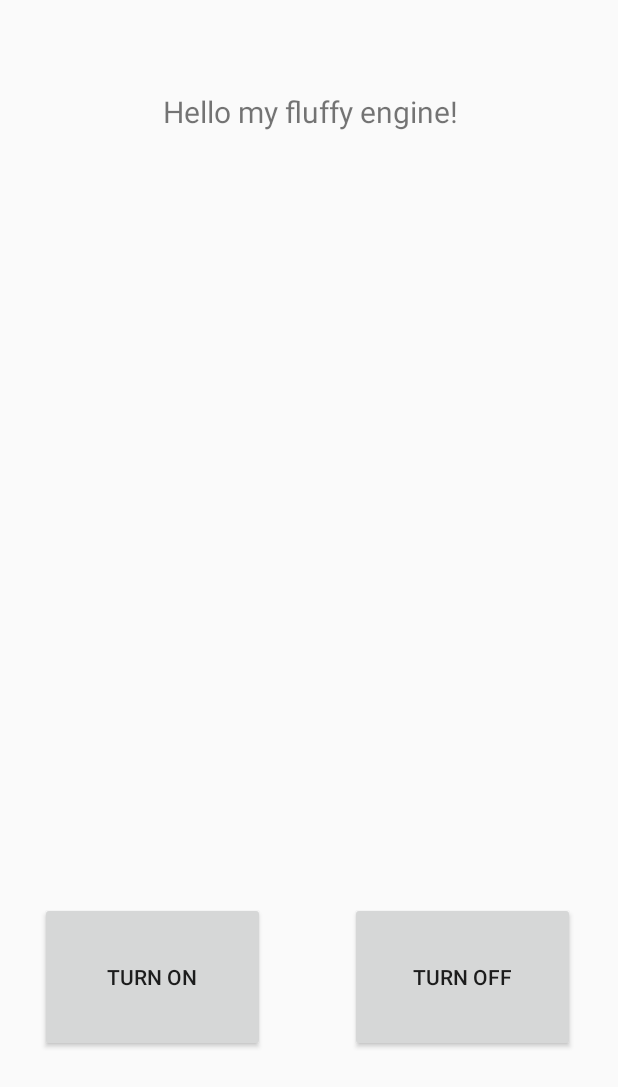
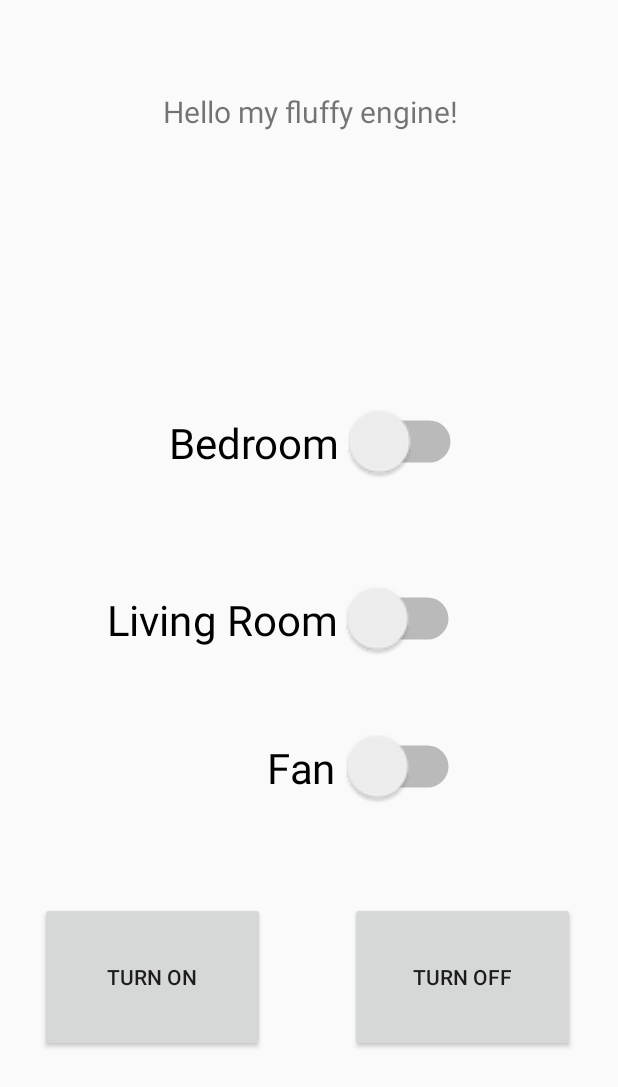
Before and after one commit to EthanJWright/HueLightControl, an Android app: the screen it shows after launch (MainActivity), on a phone screen of 412 x 824 dp. Shown: the top 1087 px of the screen. Run offline under Robolectric (Android 15) with nearby library versions, the phone set to English and light mode, and no system bars.

Commit message:
Current progress on app+

```diff
--- a/APP/IoTController/app/src/main/res/layout/activity_main.xml
+++ b/APP/IoTController/app/src/main/res/layout/activity_main.xml
@@ -82,5 +82,56 @@
             app:layout_constraintRight_toRightOf="parent"
             app:layout_constraintHorizontal_bias="0.506"
             app:layout_constraintVertical_bias="0.071" />
+
+        <Switch
+            android:id="@+id/toggle_fan"
+            android:layout_width="wrap_content"
+            android:layout_height="wrap_content"
+            android:text="Fan"
+            android:scaleX="2"
+            android:scaleY="2"
+            android:layout_marginRight="8dp"
+            app:layout_constraintRight_toRightOf="parent"
+            android:layout_marginLeft="8dp"
+            app:layout_constraintLeft_toLeftOf="parent"
+            app:layout_constraintTop_toTopOf="parent"
+            android:layout_marginTop="8dp"
+            app:layout_constraintBottom_toBottomOf="parent"
+            android:layout_marginBottom="8dp"
+            app:layout_constraintHorizontal_bias="0.632"
+            app:layout_constraintVertical_bias="0.627" />
+
+        <Switch
+            android:id="@+id/living_on"
+            android:layout_width="wrap_content"
+            android:layout_height="wrap_content"
+            android:scaleX="2"
+            android:scaleY="2"
+            android:text="Living Room"
+            android:layout_marginLeft="133dp"
+            app:layout_constraintLeft_toLeftOf="parent"
+            app:layout_constraintBottom_toBottomOf="parent"
+            android:layout_marginBottom="8dp"
+            app:layout_constraintTop_toTopOf="parent"
+            android:layout_marginTop="8dp" />
+
+        <Switch
+            android:id="@+id/bedroom_on"
+            android:layout_width="wrap_content"
+            android:layout_height="wrap_content"
+            android:scaleX="2"
+            android:scaleY="2"
+            android:text="Bedroom"
+            app:layout_constraintBottom_toBottomOf="parent"
+            android:layout_marginBottom="8dp"
+            app:layout_constraintTop_toTopOf="parent"
+            android:layout_marginTop="8dp"
+            android:layout_marginRight="8dp"
+            app:layout_constraintRight_toRightOf="parent"
+            android:layout_marginLeft="8dp"
+            app:layout_constraintLeft_toLeftOf="parent"
+            app:layout_constraintHorizontal_bias="0.538"
+            app:layout_constraintVertical_bias="0.349" />
+
     </android.support.constraint.ConstraintLayout>
 </LinearLayout>
```
Also changed, not shown: APP/IoTController/app/src/main/java/com/iot/ethanwright/iotcontroller/MainActivity.java (+51 -4 lines), APP/IoTController/app/src/main/res/values/styles.xml (+12 -0 lines).
